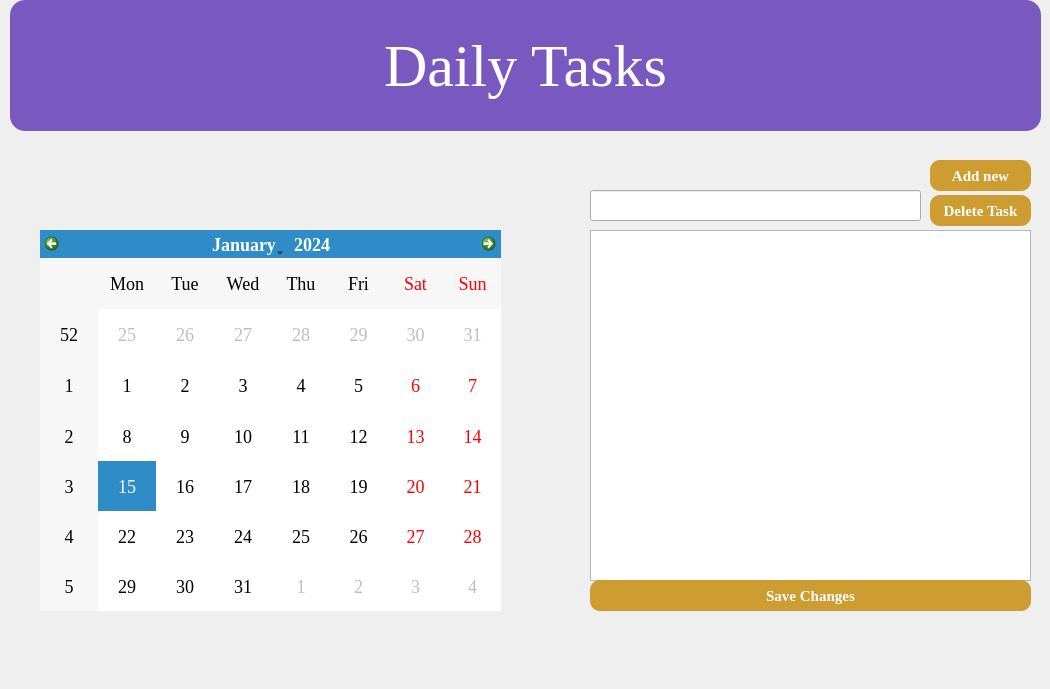
matt-s3190/photoQt, file main.ui: the form before one commit.
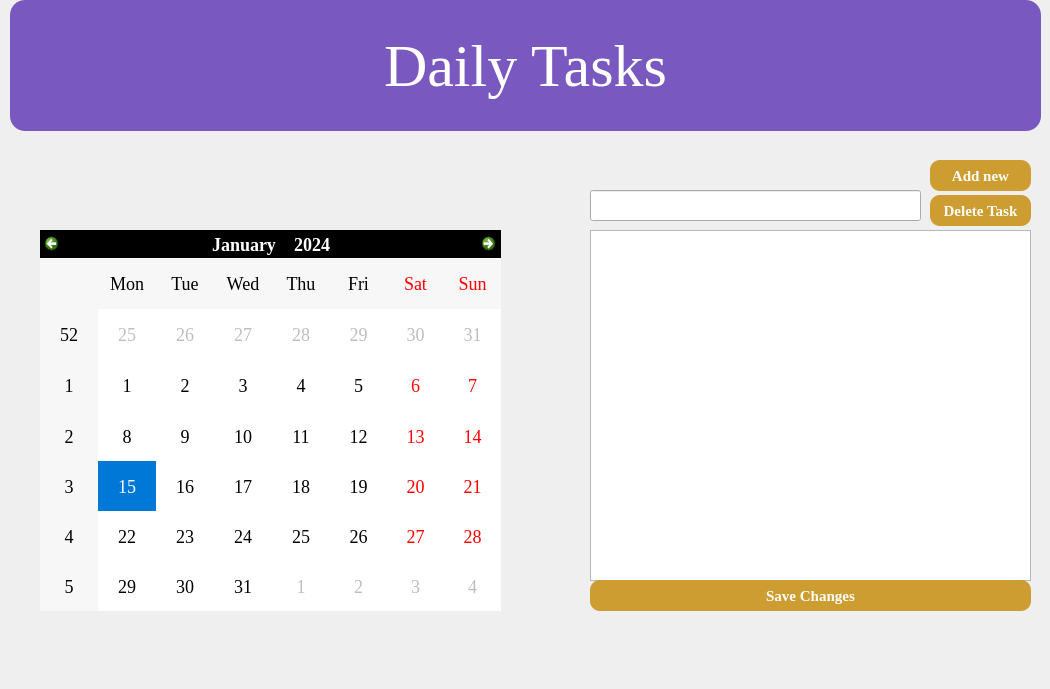
The form after the commit.

```diff
--- a/main.ui
+++ b/main.ui
@@ -10,6 +10,124 @@
     <height>689</height>
    </rect>
   </property>
+  <property name="palette">
+   <palette>
+    <active>
+     <colorrole role="WindowText">
+      <brush brushstyle="SolidPattern">
+       <color alpha="255">
+        <red>170</red>
+        <green>170</green>
+        <blue>127</blue>
+       </color>
+      </brush>
+     </colorrole>
+     <colorrole role="Text">
+      <brush brushstyle="SolidPattern">
+       <color alpha="255">
+        <red>0</red>
+        <green>0</green>
+        <blue>0</blue>
+       </color>
+      </brush>
+     </colorrole>
+     <colorrole role="ToolTipText">
+      <brush brushstyle="SolidPattern">
+       <color alpha="255">
+        <red>0</red>
+        <green>0</green>
+        <blue>0</blue>
+       </color>
+      </brush>
+     </colorrole>
+     <colorrole role="PlaceholderText">
+      <brush brushstyle="SolidPattern">
+       <color alpha="128">
+        <red>0</red>
+        <green>0</green>
+        <blue>0</blue>
+       </color>
+      </brush>
+     </colorrole>
+    </active>
+    <inactive>
+     <colorrole role="WindowText">
+      <brush brushstyle="SolidPattern">
+       <color alpha="255">
+        <red>170</red>
+        <green>170</green>
+        <blue>127</blue>
+       </color>
+      </brush>
+     </colorrole>
+     <colorrole role="Text">
+      <brush brushstyle="SolidPattern">
+       <color alpha="255">
+        <red>0</red>
+        <green>0</green>
+        <blue>0</blue>
+       </color>
+      </brush>
+     </colorrole>
+     <colorrole role="ToolTipText">
+      <brush brushstyle="SolidPattern">
+       <color alpha="255">
+        <red>0</red>
+        <green>0</green>
+        <blue>0</blue>
+       </color>
+      </brush>
+     </colorrole>
+     <colorrole role="PlaceholderText">
+      <brush brushstyle="SolidPattern">
+       <color alpha="128">
+        <red>0</red>
+        <green>0</green>
+        <blue>0</blue>
+       </color>
+      </brush>
+     </colorrole>
+    </inactive>
+    <disabled>
+     <colorrole role="WindowText">
+      <brush brushstyle="SolidPattern">
+       <color alpha="255">
+        <red>120</red>
+        <green>120</green>
+        <blue>120</blue>
+       </color>
+      </brush>
+     </colorrole>
+     <colorrole role="Text">
+      <brush brushstyle="SolidPattern">
+       <color alpha="255">
+        <red>120</red>
+        <green>120</green>
+        <blue>120</blue>
+       </color>
+      </brush>
+     </colorrole>
+     <colorrole role="ToolTipText">
+      <brush brushstyle="SolidPattern">
+       <color alpha="255">
+        <red>0</red>
+        <green>0</green>
+        <blue>0</blue>
+       </color>
+      </brush>
+     </colorrole>
+     <colorrole role="PlaceholderText">
+      <brush brushstyle="SolidPattern">
+       <color alpha="128">
+        <red>0</red>
+        <green>0</green>
+        <blue>0</blue>
+       </color>
+      </brush>
+     </colorrole>
+    </disabled>
+   </palette>
+  </property>
   <property name="windowTitle">
    <string>Form</string>
   </property>
@@ -22,6 +140,13 @@
      <height>381</height>
     </rect>
    </property>
+   <property name="palette">
+    <palette>
+     <active/>
+     <inactive/>
+     <disabled/>
+    </palette>
+   </property>
    <property name="font">
     <font>
      <family>Times New Roman</family>
@@ -29,7 +154,19 @@
     </font>
    </property>
    <property name="styleSheet">
-    <string notr="true">font-size: 18px</string>
+    <string notr="true">QCalendarWidget{
+	font-size: 18px;
+	border-radius: 8px
+}
+QCalendarWidget QWidget#qt_calendar_navigationbar {
+        background-color: rgb(0, 0, 0)
+    }
+
+QCalendarWidget QAbstractItemView {
+        selection-background-color: #0078d7;
+        selection-color: white;
+        background-color: white;
+}</string>
    </property>
   </widget>
   <widget class="QListWidget" name="taskListWidget">
```
